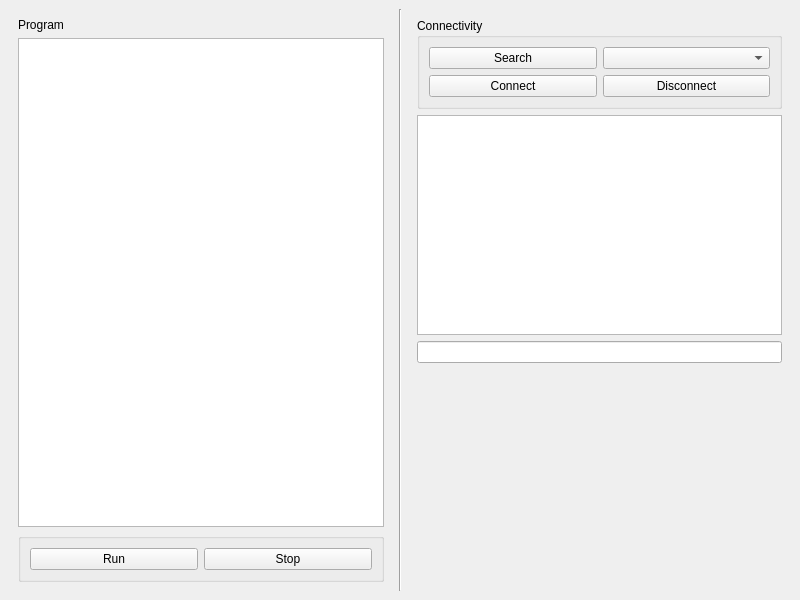
Above: M4N3D_app/M4N3D_app/ui/mainwindow.ui from TLubelski/M4N3D before the change. Below: the same form after it.
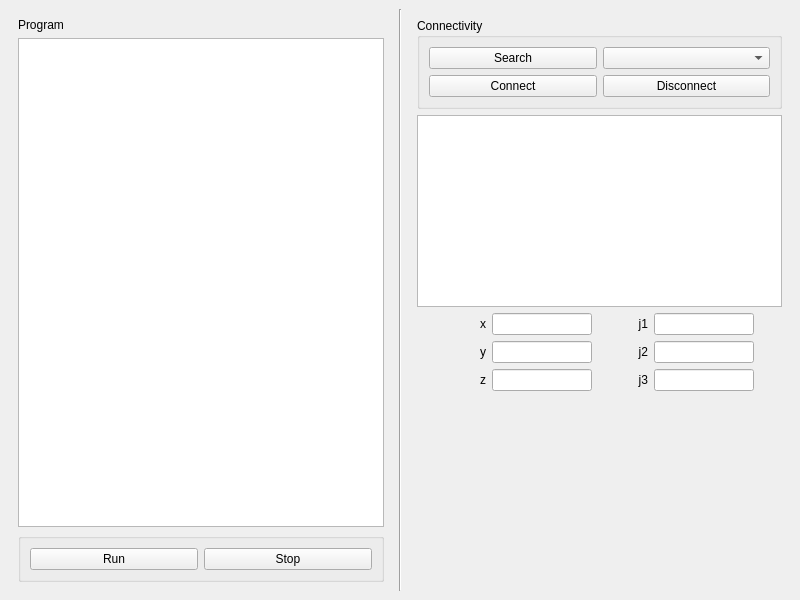
That is the form after the change.

What changed in the file:
```diff
--- a/M4N3D_app/M4N3D_app/ui/mainwindow.ui
+++ b/M4N3D_app/M4N3D_app/ui/mainwindow.ui
@@ -98,24 +98,259 @@
         </widget>
        </item>
        <item>
-        <widget class="QTextEdit" name="textEditLogs">
-         <property name="readOnly">
-          <bool>true</bool>
-         </property>
-        </widget>
+        <widget class="QTextEdit" name="textEditLogs"/>
        </item>
        <item>
-        <layout class="QFormLayout" name="formLayout"/>
-       </item>
-       <item>
-        <widget class="QLineEdit" name="statusLine">
-         <property name="echoMode">
-          <enum>QLineEdit::Normal</enum>
+        <layout class="QFormLayout" name="formLayout">
+         <property name="labelAlignment">
+          <set>Qt::AlignLeading|Qt::AlignLeft|Qt::AlignVCenter</set>
          </property>
-         <property name="readOnly">
-          <bool>true</bool>
+         <property name="formAlignment">
+          <set>Qt::AlignHCenter|Qt::AlignTop</set>
          </property>
-        </widget>
+         <item row="0" column="0">
+          <layout class="QVBoxLayout" name="verticalLayout_3">
+           <item>
+            <layout class="QHBoxLayout" name="horizontalLayout_6">
+             <item>
+              <widget class="QLabel" name="x">
+               <property name="minimumSize">
+                <size>
+                 <width>35</width>
+                 <height>0</height>
+                </size>
+               </property>
+               <property name="maximumSize">
+                <size>
+                 <width>50</width>
+                 <height>16777215</height>
+                </size>
+               </property>
+               <property name="text">
+                <string>x</string>
+               </property>
+               <property name="alignment">
+                <set>Qt::AlignRight|Qt::AlignTrailing|Qt::AlignVCenter</set>
+               </property>
+              </widget>
+             </item>
+             <item>
+              <widget class="QLineEdit" name="xValue">
+               <property name="sizePolicy">
+                <sizepolicy hsizetype="Minimum" vsizetype="Fixed">
+                 <horstretch>0</horstretch>
+                 <verstretch>0</verstretch>
+                </sizepolicy>
+               </property>
+               <property name="maximumSize">
+                <size>
+                 <width>100</width>
+                 <height>16777215</height>
+                </size>
+               </property>
+               <property name="readOnly">
+                <bool>true</bool>
+               </property>
+              </widget>
+             </item>
+            </layout>
+           </item>
+           <item>
+            <layout class="QHBoxLayout" name="horizontalLayout">
+             <item>
+              <widget class="QLabel" name="y">
+               <property name="text">
+                <string>y</string>
+               </property>
+               <property name="alignment">
+                <set>Qt::AlignRight|Qt::AlignTrailing|Qt::AlignVCenter</set>
+               </property>
+              </widget>
+             </item>
+             <item>
+              <widget class="QLineEdit" name="yValue">
+               <property name="sizePolicy">
+                <sizepolicy hsizetype="Minimum" vsizetype="Fixed">
+                 <horstretch>0</horstretch>
+                 <verstretch>0</verstretch>
+                </sizepolicy>
+               </property>
+               <property name="maximumSize">
+                <size>
+                 <width>100</width>
+                 <height>16777215</height>
+                </size>
+               </property>
+               <property name="readOnly">
+                <bool>true</bool>
+               </property>
+              </widget>
+             </item>
+            </layout>
+           </item>
+           <item>
+            <layout class="QHBoxLayout" name="horizontalLayout_8">
+             <item>
+              <widget class="QLabel" name="z">
+               <property name="text">
+                <string>z</string>
+               </property>
+               <property name="alignment">
+                <set>Qt::AlignRight|Qt::AlignTrailing|Qt::AlignVCenter</set>
+               </property>
+              </widget>
+             </item>
+             <item>
+              <widget class="QLineEdit" name="zValue">
+               <property name="sizePolicy">
+                <sizepolicy hsizetype="Minimum" vsizetype="Fixed">
+                 <horstretch>0</horstretch>
+                 <verstretch>0</verstretch>
+                </sizepolicy>
+               </property>
+               <property name="maximumSize">
+                <size>
+                 <width>100</width>
+                 <height>16777215</height>
+                </size>
+               </property>
+               <property name="readOnly">
+                <bool>true</bool>
+               </property>
+              </widget>
+             </item>
+            </layout>
+           </item>
+          </layout>
+         </item>
+         <item row="0" column="1">
+          <layout class="QVBoxLayout" name="verticalLayout_5">
+           <item>
+            <layout class="QHBoxLayout" name="horizontalLayout_11">
+             <item>
+              <widget class="QLabel" name="j1">
+               <property name="minimumSize">
+                <size>
+                 <width>50</width>
+                 <height>0</height>
+                </size>
+               </property>
+               <property name="maximumSize">
+                <size>
+                 <width>50</width>
+                 <height>16777215</height>
+                </size>
+               </property>
+               <property name="text">
+                <string>j1</string>
+               </property>
+               <property name="alignment">
+                <set>Qt::AlignRight|Qt::AlignTrailing|Qt::AlignVCenter</set>
+               </property>
+              </widget>
+             </item>
+             <item>
+              <widget class="QLineEdit" name="j1Value">
+               <property name="sizePolicy">
+                <sizepolicy hsizetype="Minimum" vsizetype="Fixed">
+                 <horstretch>0</horstretch>
+                 <verstretch>0</verstretch>
+                </sizepolicy>
+               </property>
+               <property name="maximumSize">
+                <size>
+                 <width>100</width>
+                 <height>16777215</height>
+                </size>
+               </property>
+               <property name="readOnly">
+                <bool>true</bool>
+               </property>
+              </widget>
+             </item>
+            </layout>
+           </item>
+           <item>
+            <layout class="QHBoxLayout" name="horizontalLayout_9">
+             <item>
+              <widget class="QLabel" name="j2">
+               <property name="maximumSize">
+                <size>
+                 <width>50</width>
+                 <height>16777215</height>
+                </size>
+               </property>
+               <property name="text">
+                <string>j2</string>
+               </property>
+               <property name="alignment">
+                <set>Qt::AlignRight|Qt::AlignTrailing|Qt::AlignVCenter</set>
+               </property>
+              </widget>
+             </item>
+             <item>
+              <widget class="QLineEdit" name="j2Value">
+               <property name="sizePolicy">
+                <sizepolicy hsizetype="Minimum" vsizetype="Fixed">
+                 <horstretch>0</horstretch>
+                 <verstretch>0</verstretch>
+                </sizepolicy>
+               </property>
+               <property name="maximumSize">
+                <size>
+                 <width>100</width>
+                 <height>16777215</height>
+                </size>
+               </property>
+               <property name="readOnly">
+                <bool>true</bool>
+               </property>
+              </widget>
+             </item>
+            </layout>
+           </item>
+           <item>
+            <layout class="QHBoxLayout" name="horizontalLayout_7">
+             <item>
+              <widget class="QLabel" name="j3">
+               <property name="maximumSize">
+                <size>
+                 <width>50</width>
+                 <height>16777215</height>
+                </size>
+               </property>
+               <property name="text">
+                <string>j3</string>
+               </property>
+               <property name="alignment">
+                <set>Qt::AlignRight|Qt::AlignTrailing|Qt::AlignVCenter</set>
+               </property>
+              </widget>
+             </item>
+             <item>
+              <widget class="QLineEdit" name="j3Value">
+               <property name="sizePolicy">
+                <sizepolicy hsizetype="Minimum" vsizetype="Fixed">
+                 <horstretch>0</horstretch>
+                 <verstretch>0</verstretch>
+                </sizepolicy>
+               </property>
+               <property name="maximumSize">
+                <size>
+                 <width>100</width>
+                 <height>16777215</height>
+                </size>
+               </property>
+               <property name="readOnly">
+                <bool>true</bool>
+               </property>
+              </widget>
+             </item>
+            </layout>
+           </item>
+          </layout>
+         </item>
+        </layout>
        </item>
        <item>
         <spacer name="verticalSpacer">
```
Left out of the diff: 2 changed lines with no effect on the pictures.
